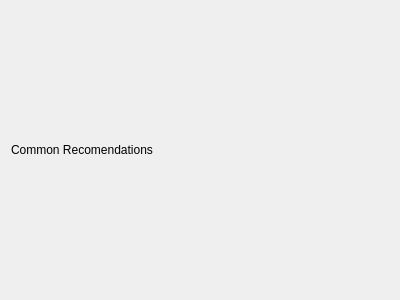
Qt form DiplomWork/StegLove/dialogrec.ui (Cpp-Gleb/study) before a commit.
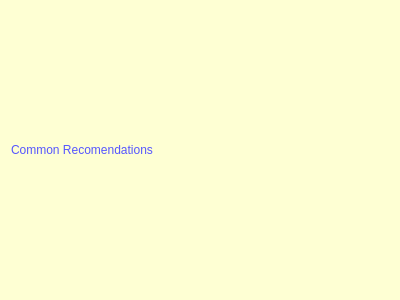
The same form after that commit.

```diff
--- a/DiplomWork/StegLove/dialogrec.ui
+++ b/DiplomWork/StegLove/dialogrec.ui
@@ -13,6 +13,11 @@
   <property name="windowTitle">
    <string>Рекомендации</string>
   </property>
+  <property name="styleSheet">
+   <string notr="true">background-color: rgb(254, 255, 211);
+border-color: rgb(254, 255, 211);
+color:rgb(85, 85, 255);</string>
+  </property>
   <layout class="QHBoxLayout" name="horizontalLayout">
    <item>
     <widget class="QLabel" name="Label_com">
```
